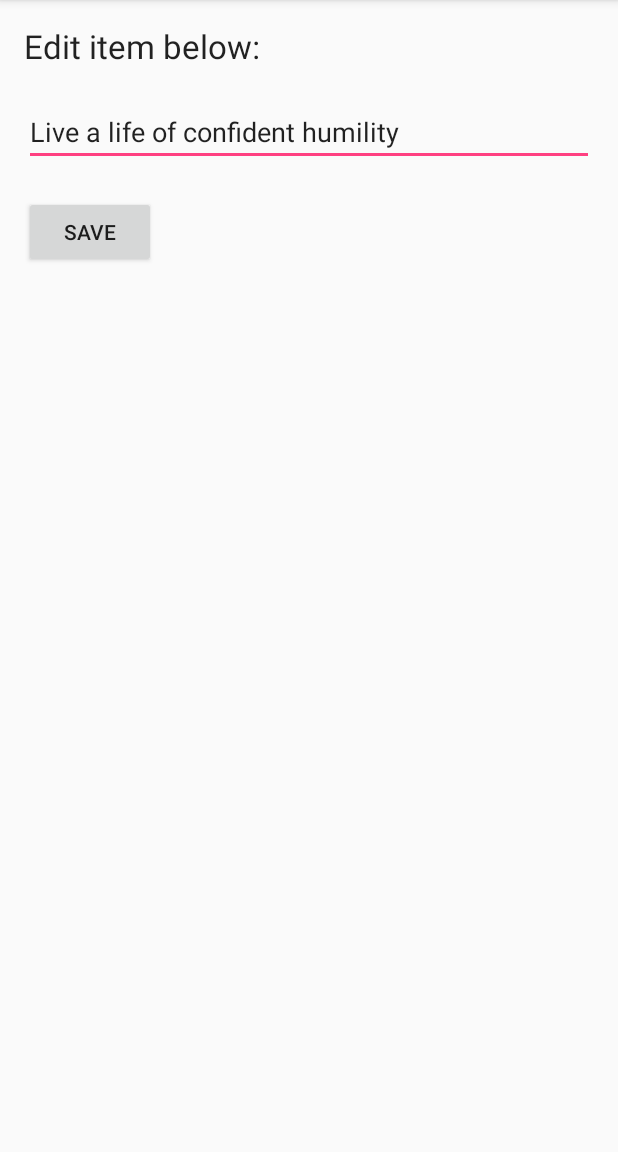
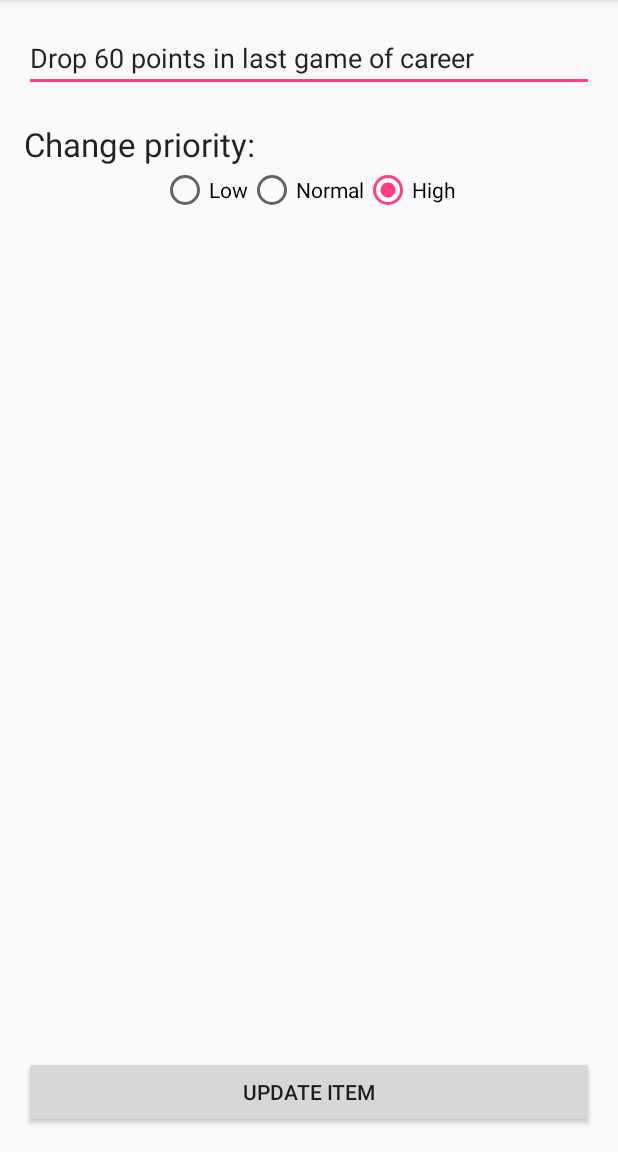
Before and after one commit to psdewar2/ToDo, an Android app: the screen it shows after launch (EditItemActivity), after a tap on "HIGH", on a phone screen of 412 x 824 dp, the part 84-1236 px from its top. Run offline under Robolectric (Android 15) with nearby library versions, the phone set to English and light mode, and no system bars; libraries missing offline, so code that uses them is left out: com.activeandroid, com.activeandroid.annotation, com.activeandroid.query; 1 statement that could not run was skipped.

Commit message:
Users can now edit a todo item's task and/or priority

```diff
--- a/app/src/main/java/com/psd/todo/AddItemFragment.java
+++ b/app/src/main/java/com/psd/todo/AddItemFragment.java
@@ -72,8 +72,7 @@ public class AddItemFragment extends DialogFragment {
             @Override
             public void onCheckedChanged(RadioGroup group, int checkedId) {
                 if (checkedId == R.id.lowPriority) priority = ToDoItem.Priority.LOW;
-                if (checkedId == R.id.highPriority) priority = ToDoItem.Priority.HIGH;
-                Toast.makeText(getContext(), "P is now " + priority.toString(), Toast.LENGTH_SHORT).show();
+                else if (checkedId == R.id.highPriority) priority = ToDoItem.Priority.HIGH;
             }
         });
 
--- a/app/src/main/java/com/psd/todo/EditItemActivity.java
+++ b/app/src/main/java/com/psd/todo/EditItemActivity.java
@@ -3,14 +3,18 @@ package com.psd.todo;
 import android.content.Intent;
 import android.os.Bundle;
 import android.support.v7.app.AppCompatActivity;
+import android.util.Log;
 import android.view.View;
 import android.view.WindowManager;
 import android.widget.EditText;
+import android.widget.RadioGroup;
 
 public class EditItemActivity extends AppCompatActivity {
+    int position;
     EditText etEditItem;
-    int position;
-    String itemDetails;
+    String task;
+    ToDoItem.Priority priority;
+    boolean priorityChanged = false;
 
     private final int RES_CODE1 = 1;
 
@@ -20,17 +24,40 @@ public class EditItemActivity extends AppCompatActivity {
         setContentView(R.layout.activity_edit_item);
         etEditItem = (EditText) findViewById(R.id.etEditItem);
         position = getIntent().getIntExtra("position", -1);
-        itemDetails = getIntent().getStringExtra("item");
-        etEditItem.setText(itemDetails);
+        task = getIntent().getStringExtra("task");
+        priority = (ToDoItem.Priority) getIntent().getSerializableExtra("priority");
+
+        etEditItem.setText(task);
         getWindow().setSoftInputMode(WindowManager.LayoutParams.SOFT_INPUT_STATE_VISIBLE);
         etEditItem.requestFocus();
+        Log.d("PRIORITY IS: ", "uh" + priority);
+
+        RadioGroup radioGroupUpdate = (RadioGroup) findViewById(R.id.radioGroupUpdate);
+        if (radioGroupUpdate != null) {
+            if (priority == ToDoItem.Priority.HIGH) radioGroupUpdate.check(R.id.highPriority);
+            else if (priority == ToDoItem.Priority.NORMAL) radioGroupUpdate.check(R.id.normPriority);
+            else radioGroupUpdate.check(R.id.lowPriority);
+
+            radioGroupUpdate.setOnCheckedChangeListener(new RadioGroup.OnCheckedChangeListener() {
+                @Override
+                public void onCheckedChanged(RadioGroup group, int checkedId) {
+                    priorityChanged = true;
+                    if (checkedId == R.id.highPriority) priority = ToDoItem.Priority.HIGH;
+                    else if (checkedId == R.id.normPriority) priority = ToDoItem.Priority.NORMAL;
+                    else priority = ToDoItem.Priority.LOW;
+                }
+            });
+        }
+
+
     }
 
     public void onSaveItem(View view) {
         Intent i = new Intent();
-        if (!etEditItem.getText().toString().equals(itemDetails)) {
+        if (!etEditItem.getText().toString().equals(task) || priorityChanged) {
             i.putExtra("position", position);
             i.putExtra("newItem", etEditItem.getText().toString());
+            i.putExtra("priority", priority);
             setResult(RES_CODE1, i);
         }
         finish();
--- a/app/src/main/java/com/psd/todo/ToDoActivity.java
+++ b/app/src/main/java/com/psd/todo/ToDoActivity.java
@@ -54,14 +54,23 @@ public class ToDoActivity extends AppCompatActivity implements AddItemFragment.O
             public void onItemClick(View itemView, int position) {
                 Intent i = new Intent(ToDoActivity.this, EditItemActivity.class);
                 i.putExtra("position", position);
-                i.putExtra("item", todoItems.get(position).task);
+                i.putExtra("task", todoItems.get(position).task);
+                i.putExtra("priority", todoItems.get(position).priority);
                 startActivityForResult(i, REQ_CODE1);
             }
         });
 
-        todoItems.add(new ToDoItem("Help mom with the cleaning", ToDoItem.Priority.LOW));
-        todoItems.add(new ToDoItem("Buy ticket to Senegal and bring her home", ToDoItem.Priority.NORMAL));
-        todoItems.add(new ToDoItem("Live a life of confident humility", ToDoItem.Priority.HIGH));
+        todoItems.add(new ToDoItem("Help mom clean the house", ToDoItem.Priority.LOW));
+        todoItems.add(new ToDoItem("Finish CodePath assignment", ToDoItem.Priority.NORMAL));
+        todoItems.add(new ToDoItem("Drop 60 points in last game of career", ToDoItem.Priority.HIGH));
+        todoItems.add(new ToDoItem("Fly to Senegal", ToDoItem.Priority.NORMAL));
+        todoItems.add(new ToDoItem("Wash the dishes", ToDoItem.Priority.LOW));
+        todoItems.add(new ToDoItem("Promote mixtape on psdofficial.com", ToDoItem.Priority.NORMAL));
+        todoItems.add(new ToDoItem("Help sister find a full time job", ToDoItem.Priority.NORMAL));
+        todoItems.add(new ToDoItem("Move out", ToDoItem.Priority.LOW));
+        todoItems.add(new ToDoItem("Squats, push-ups, crunches, bench press", ToDoItem.Priority.NORMAL));
+        todoItems.add(new ToDoItem("Save the world", ToDoItem.Priority.HIGH));
+        //when doing licecap do add drake's party change priority from normal to high
 
         //LONG click
 //        todoItems.get(position).delete(); //active android
@@ -76,6 +85,7 @@ public class ToDoActivity extends AppCompatActivity implements AddItemFragment.O
         if (requestCode == resultCode) {
             int position = data.getExtras().getInt("position");
             todoItems.get(position).task = data.getExtras().getString("newItem");
+            todoItems.get(position).priority = (ToDoItem.Priority) data.getExtras().getSerializable("priority");
             todoItems.set(position, todoItems.get(position));
             todoAdapter.notifyItemChanged(position); //use for item specific updates
             //writeItems();
--- a/app/src/main/res/layout/activity_edit_item.xml
+++ b/app/src/main/res/layout/activity_edit_item.xml
@@ -9,39 +9,62 @@
     android:paddingTop="@dimen/activity_vertical_margin"
     tools:context="com.psd.todo.EditItemActivity">
 
-    <TextView
+    <EditText
         android:layout_width="wrap_content"
         android:layout_height="wrap_content"
-        android:textAppearance="?android:attr/textAppearanceLarge"
-        android:text="@string/edit_item"
-        android:id="@+id/textView"
-        android:layout_alignParentTop="true"
+        android:id="@+id/etEditItem"
         android:layout_alignParentLeft="true"
         android:layout_alignParentStart="true"
         android:layout_alignParentRight="true"
         android:layout_alignParentEnd="true" />
 
-    <EditText
+    <Button
         android:layout_width="wrap_content"
         android:layout_height="wrap_content"
-        android:id="@+id/etEditItem"
-        android:layout_below="@+id/textView"
-        android:layout_alignRight="@+id/textView"
-        android:layout_alignEnd="@+id/textView"
+        android:text="@string/update"
+        android:id="@+id/saveButton"
+        android:onClick="onSaveItem"
+        android:layout_alignParentBottom="true"
+        android:layout_alignParentLeft="true"
+        android:layout_alignParentStart="true"
+        android:layout_alignParentRight="true"
+        android:layout_alignParentEnd="true" />
+
+    <TextView
+        android:layout_width="wrap_content"
+        android:layout_height="wrap_content"
+        android:textAppearance="?android:attr/textAppearanceLarge"
+        android:text="@string/changePriority"
+        android:id="@+id/changePriorityTextView"
         android:layout_marginTop="20dp"
+        android:layout_below="@+id/etEditItem"
         android:layout_alignParentLeft="true"
         android:layout_alignParentStart="true" />
 
-    <Button
+    <RadioGroup
         android:layout_width="wrap_content"
         android:layout_height="wrap_content"
-        android:text="@string/save"
-        android:id="@+id/saveButton"
-        android:onClick="onSaveItem"
-        android:layout_below="@+id/etEditItem"
-        android:layout_marginTop="20dp"
-        android:layout_alignParentLeft="true"
-        android:layout_alignParentStart="true" />
+        android:orientation="horizontal"
+        android:layout_below="@+id/changePriorityTextView"
+        android:layout_centerHorizontal="true"
+        android:id="@+id/radioGroupUpdate">
+        <RadioButton
+            android:layout_width="wrap_content"
+            android:layout_height="wrap_content"
+            android:text="@string/low"
+            android:id="@+id/lowPriority" />
 
+        <RadioButton
+            android:layout_width="wrap_content"
+            android:layout_height="wrap_content"
+            android:text="@string/normal"
+            android:id="@+id/normPriority" />
+
+        <RadioButton
+            android:layout_width="wrap_content"
+            android:layout_height="wrap_content"
+            android:text="@string/high"
+            android:id="@+id/highPriority" />
+    </RadioGroup>
 
 </RelativeLayout>
--- a/app/src/main/res/layout/fragment_add_item.xml
+++ b/app/src/main/res/layout/fragment_add_item.xml
@@ -18,6 +18,7 @@
             android:layout_height="wrap_content"
             android:textAppearance="?android:attr/textAppearanceLarge"
             android:text="@string/newTask"
+            android:textStyle="bold"
             android:id="@+id/newTaskTextView"
             android:layout_alignParentLeft="true"
             android:layout_alignParentStart="true"
@@ -40,6 +41,7 @@
             android:layout_height="wrap_content"
             android:textAppearance="?android:attr/textAppearanceLarge"
             android:text="@string/priority"
+            android:textStyle="bold"
             android:id="@+id/priorityTextView"
             android:layout_below="@+id/newTaskEditText"
             android:layout_alignParentLeft="true"
@@ -80,7 +82,8 @@
             android:layout_height="wrap_content"
             android:textAppearance="?android:attr/textAppearanceLarge"
             android:text="@string/details"
-            android:id="@+id/textView2"
+            android:textStyle="bold"
+            android:id="@+id/details"
             android:layout_below="@+id/radioGroup"
             android:layout_alignParentLeft="true"
             android:layout_alignParentStart="true"
@@ -92,7 +95,7 @@
             android:inputType="textMultiLine"
             android:ems="10"
             android:id="@+id/editText"
-            android:layout_below="@+id/textView2"
+            android:layout_below="@+id/details"
             android:layout_alignParentLeft="true"
             android:layout_alignParentStart="true"
             android:layout_alignRight="@+id/btnAddItem"
--- a/app/src/main/res/values/strings.xml
+++ b/app/src/main/res/values/strings.xml
@@ -2,7 +2,7 @@
     <string name="app_name">ToDo</string>
     <string name="add">Add</string>
     <string name="add_item">Add Item</string>
-    <string name="save">Save</string>
+    <string name="update">Update item</string>
     <string name="edit_item">Edit item below:</string>
     <string name="dueDate">Due Date</string>
     <string name="title_activity_to_do">ToDo</string>
@@ -13,4 +13,5 @@
     <string name="normal">Normal</string>
     <string name="high">High</string>
     <string name="details">Details</string>
+    <string name="changePriority">Change priority:</string>
 </resources>
```
